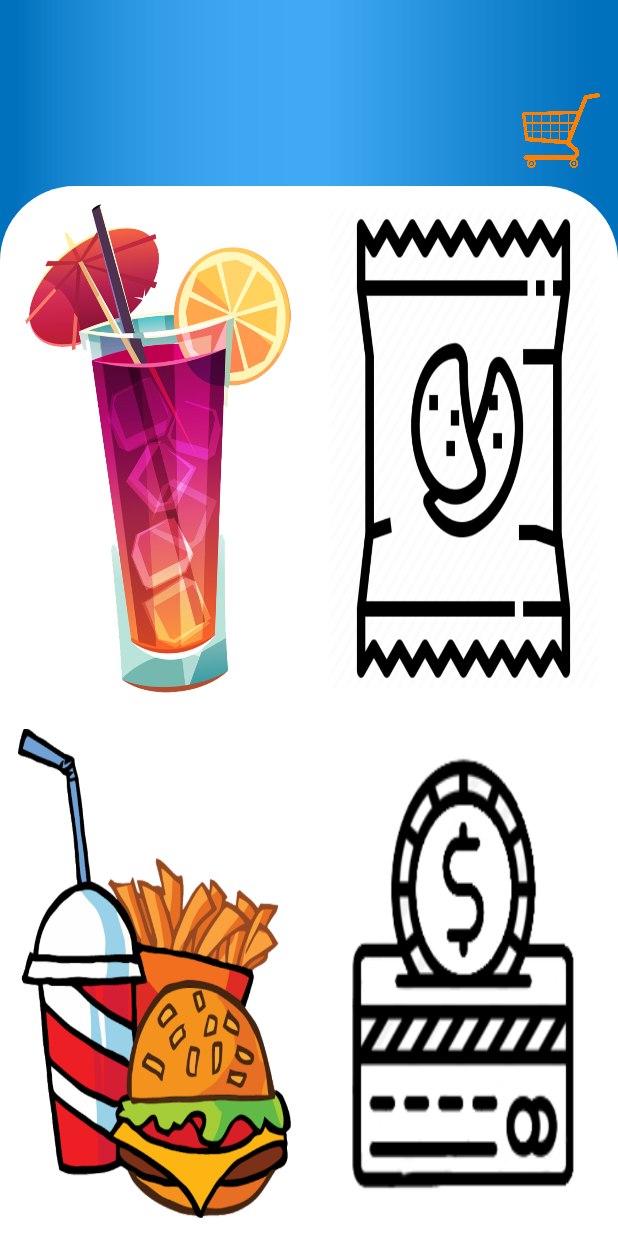
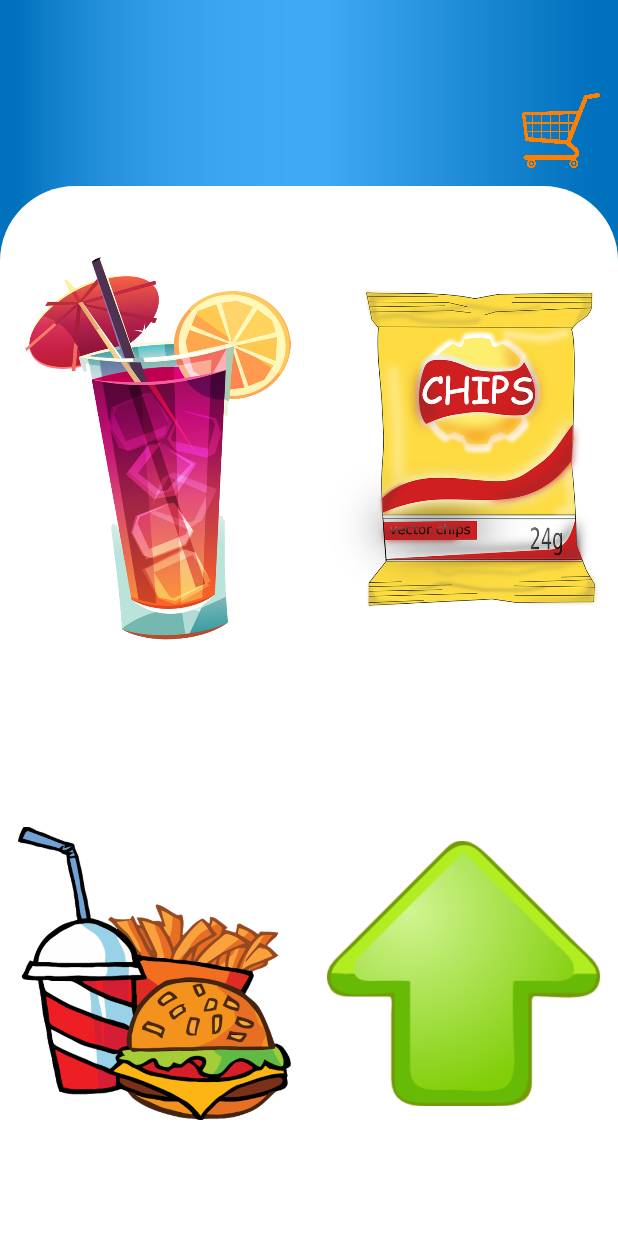
Before and after one commit to reidoja/UTSMobProg-LM01-2201747975, an Android app: the screen it shows after launch (MainActivity), on a phone screen of 412 x 824 dp. Run offline under Robolectric (Android 15) with nearby library versions, the phone set to English and light mode, and no system bars.

Commit message:
done img main

```diff
--- a/app/src/main/res/layout/activity_main.xml
+++ b/app/src/main/res/layout/activity_main.xml
@@ -60,7 +60,7 @@
             android:layout_margin="12dp"
             android:adjustViewBounds="true"
             android:onClick="onDrinkClick"
-            android:scaleType="fitXY"
+            android:scaleType="fitCenter"
             android:src="@drawable/drink" />
 
         <ImageButton
@@ -73,7 +73,7 @@
             android:layout_rowWeight="1"
             android:layout_columnWeight="1"
             android:layout_margin="12dp"
-            android:scaleType="fitXY"
+            android:scaleType="fitCenter"
             android:src="@drawable/snacks"
             android:adjustViewBounds="true"
             />
@@ -87,7 +87,7 @@
             android:layout_rowWeight="1"
             android:layout_columnWeight="1"
             android:layout_margin="12dp"
-            android:scaleType="fitXY"
+            android:scaleType="fitCenter"
             android:src="@drawable/food"
             android:adjustViewBounds="true"
             />
@@ -101,7 +101,7 @@
             android:layout_rowWeight="1"
             android:layout_columnWeight="1"
             android:layout_margin="12dp"
-            android:scaleType="fitXY"
+            android:scaleType="fitCenter"
             android:src="@drawable/topup"
             android:adjustViewBounds="true"
             />
```
Also changed, not shown: app/src/main/res/drawable-v24/snacks.png, app/src/main/res/drawable-v24/topup.png.
